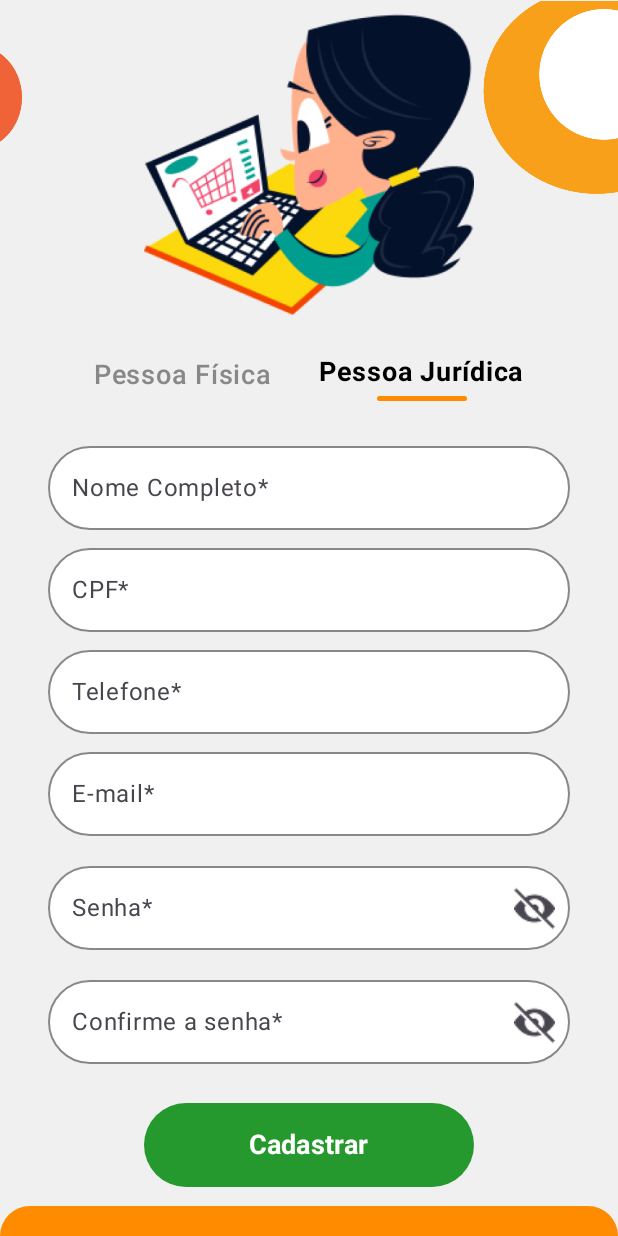
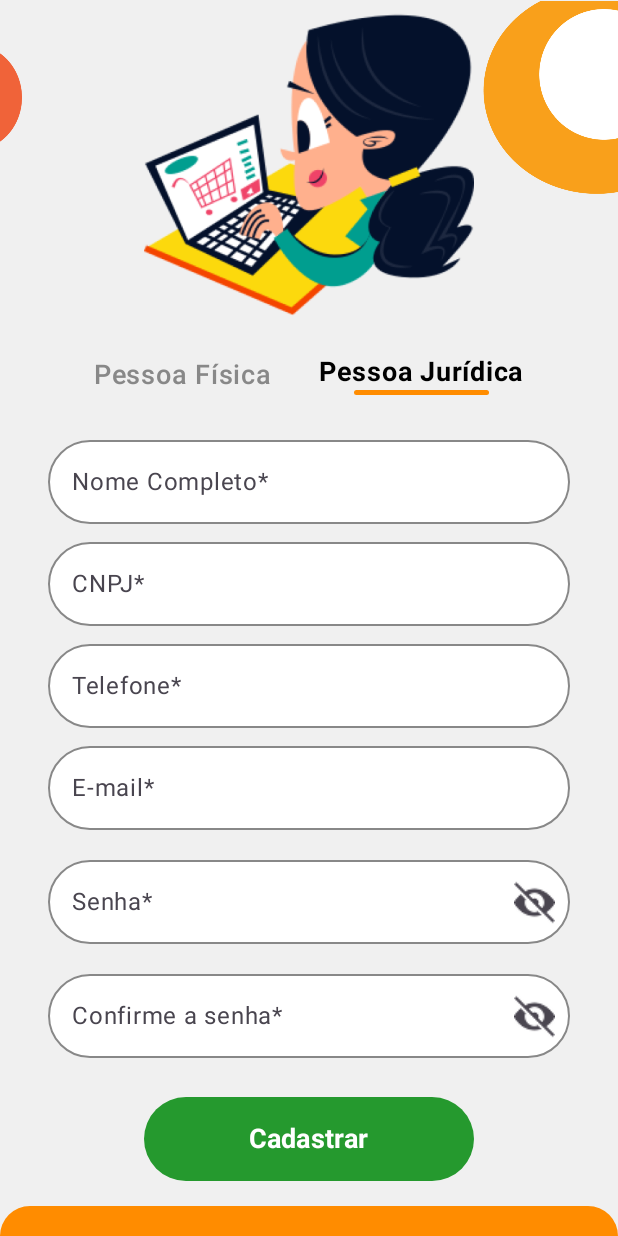
Before and after one commit to marirods/INFOHUB_telas, an Android app built with Jetpack Compose: the composable TelaCadastro shown on its own in the app's theme, after a tap on "Cadastrar", on a phone screen of 412 x 824 dp. Run offline under Robolectric (Android 15) with nearby library versions, the phone set to English and light mode, and no system bars; 2 other taps on this screen came first.

Commit message:
Feito o cadastro consumindo api

```diff
--- a/app/src/main/java/com/example/infohub_telas/MainActivity.kt
+++ b/app/src/main/java/com/example/infohub_telas/MainActivity.kt
@@ -8,6 +8,7 @@ import androidx.compose.material3.Text
 import androidx.compose.runtime.Composable
 import androidx.compose.ui.Modifier
 import androidx.compose.ui.tooling.preview.Preview
+import com.example.infohub_telas.telas.TelaCadastro
 import com.example.infohub_telas.telas.TelaLogin
 import com.example.infohub_telas.ui.theme.InfoHub_telasTheme
 
@@ -17,7 +18,7 @@ class MainActivity : ComponentActivity() {
         enableEdgeToEdge()
         setContent {
             InfoHub_telasTheme {
-               TelaLogin(navController = null)
+
             }
         }
     }
--- a/app/src/main/java/com/example/infohub_telas/model/Usuario.kt
+++ b/app/src/main/java/com/example/infohub_telas/model/Usuario.kt
@@ -1,13 +1,11 @@
 package com.example.infohub_telas.model
-
-import java.util.Date
 
 data class Usuario(
     val nome: String,
     val email: String,
     val senha_hash: String,
     val perfil: String,
-    val cpf: String,
-    val cnpj: String,
-    val data_nascimento: Date
+    val cpf: String?,
+    val cnpj: String?,
+    val data_nascimento: String
 )
--- a/app/src/main/java/com/example/infohub_telas/service/InfoHub_User.kt
+++ b/app/src/main/java/com/example/infohub_telas/service/InfoHub_User.kt
@@ -5,14 +5,16 @@ import com.example.infohub_telas.model.LoginUsuario
 import com.example.infohub_telas.model.Usuario
 import retrofit2.Call
 import retrofit2.http.Body
+import retrofit2.http.Headers
 import retrofit2.http.POST
 
 interface InfoHub_User {
 
-    @POST("/usuarios/cadastro")
-    fun cadastrarUsuario(@Body usuario: LoginUsuario): Call<Usuario>
+    @POST("usuarios/cadastro")
+    @Headers("Content-Type: application/json")
+    fun cadastrarUsuario(@Body usuario: Usuario): Call<Usuario>
 
-    @POST("/login")
+    @POST("login")
     fun logarUsuario(@Body login : LoginUsuario): Call<LoginUsuario>
 
 }
--- a/app/src/main/java/com/example/infohub_telas/service/RetrofitFactory.kt
+++ b/app/src/main/java/com/example/infohub_telas/service/RetrofitFactory.kt
@@ -6,9 +6,13 @@ import retrofit2.converter.gson.GsonConverterFactory
 import retrofit2.create
 
 
+
+
 class RetrofitFactory {
 
-        private val BASE_URL = "https://srv945707.hstgr.cloud/api/"
+        private val BASE_URL = "http://10.0.2.2:8080/v1/infohub/"
+
+
         private val retrofitFactory =
             Retrofit
                 .Builder()
--- a/app/src/main/java/com/example/infohub_telas/telas/TelaCadastro.kt
+++ b/app/src/main/java/com/example/infohub_telas/telas/TelaCadastro.kt
@@ -1,5 +1,6 @@
 package com.example.infohub_telas.telas
 
+import android.util.Log
 import androidx.compose.foundation.Image
 import androidx.compose.foundation.background
 import androidx.compose.foundation.clickable
@@ -17,19 +18,22 @@ import androidx.compose.ui.text.font.FontWeight
 import androidx.compose.ui.text.input.KeyboardType
 import androidx.compose.ui.text.input.PasswordVisualTransformation
 import androidx.compose.ui.text.input.VisualTransformation
-import androidx.compose.ui.tooling.preview.Preview
 import androidx.compose.ui.unit.dp
 import androidx.compose.ui.unit.sp
+import androidx.navigation.NavController
 import com.example.infohub_telas.R
-import com.example.infohub_telas.service.InfoHub_User
+import com.example.infohub_telas.model.Usuario
 import com.example.infohub_telas.service.RetrofitFactory
-import com.example.infohub_telas.ui.theme.InfoHub_telasTheme
+import retrofit2.Call
+import retrofit2.Callback
+import retrofit2.Response
 
 @OptIn(ExperimentalMaterial3Api::class)
 @Composable
-fun TelaCadastro() {
+fun TelaCadastro(navController: NavController) {
     var nome by remember { mutableStateOf("") }
     var cpf by remember { mutableStateOf("") }
+    var cnpj by remember { mutableStateOf("") }
     var telefone by remember { mutableStateOf("") }
     var email by remember { mutableStateOf("") }
     var senha by remember { mutableStateOf("") }
@@ -37,32 +41,29 @@ fun TelaCadastro() {
     var mostrarSenha by remember { mutableStateOf(false) }
     var mostrarConfirmarSenha by remember { mutableStateOf(false) }
 
-    // Estado para controlar a aba selecionada (Pessoa Física por padrão)
     var isPessoaFisicaSelected by remember { mutableStateOf(true) }
 
-    // Cor principal laranja
-    val primaryOrange = Color(0xFFFF8C00) // Cor laranja padrão
-    val darkerOrange = Color(0xFFE67E22) // Um tom mais escuro para destaque
-    val lightGray = Color(0xFFF0F0F0) // Cor de fundo clara
-    val textFieldBackground = Color.White // Fundo dos campos de texto
+    // controla se mostra o diálogo de sucesso
+    var showSuccessDialog by remember { mutableStateOf(false) }
 
+    val primaryOrange = Color(0xFFFF8C00)
+    val lightGray = Color(0xFFF0F0F0)
+    val textFieldBackground = Color.White
 
-val UserApi = RetrofitFactory().getInfoHub_UserService()
-
+    val userApi = RetrofitFactory().getInfoHub_UserService()
 
     Box(
         modifier = Modifier
             .fillMaxSize()
             .background(lightGray)
     ) {
-        // --- Bolas Decorativas no Topo ---
-        // Ajuste os offsets e sizes para ficarem mais parecidos com a nova imagem
+        // Decoração
         Image(
             painter = painterResource(id = R.drawable.bola_cadastro_vermelho),
             contentDescription = null,
             modifier = Modifier
                 .align(Alignment.TopStart)
-                .offset(x = (-40).dp, y = 30.dp) // Ajustado
+                .offset(x = (-40).dp, y = 30.dp)
                 .size(70.dp)
         )
         Image(
@@ -70,16 +71,14 @@ val UserApi = RetrofitFactory().getInfoHub_UserService()
             contentDescription = null,
             modifier = Modifier
                 .align(Alignment.TopEnd)
-                .offset(x = 40.dp, y = 0.dp) // Ajustado
+                .offset(x = 40.dp, y = 0.dp)
                 .size(130.dp)
         )
 
         Column(
-            modifier = Modifier
-                .fillMaxSize(),
+            modifier = Modifier.fillMaxSize(),
             horizontalAlignment = Alignment.CenterHorizontally
         ) {
-            // Imagem do topo
             Image(
                 painter = painterResource(id = R.drawable.cadastro),
                 contentDescription = "Cadastro",
@@ -91,7 +90,7 @@ val UserApi = RetrofitFactory().getInfoHub_UserService()
 
             Spacer(modifier = Modifier.height(16.dp))
 
-            // Seleção de tipo de pessoa com traços laranjas
+            // Seleção PF / PJ
             Row(
                 modifier = Modifier
                     .fillMaxWidth()
@@ -99,7 +98,6 @@ val UserApi = RetrofitFactory().getInfoHub_UserService()
                 horizontalArrangement = Arrangement.SpaceEvenly,
                 verticalAlignment = Alignment.CenterVertically
             ) {
-                // Aba Pessoa Física
                 Column(horizontalAlignment = Alignment.CenterHorizontally) {
                     Text(
                         text = "Pessoa Física",
@@ -108,7 +106,6 @@ val UserApi = RetrofitFactory().getInfoHub_UserService()
                         color = if (isPessoaFisicaSelected) Color.Black else Color.Gray,
                         modifier = Modifier.clickable { isPessoaFisicaSelected = true }
                     )
-                    Spacer(modifier = Modifier.height(4.dp))
                     if (isPessoaFisicaSelected) {
                         Box(
                             modifier = Modifier
@@ -118,7 +115,6 @@ val UserApi = RetrofitFactory().getInfoHub_UserService()
                         )
                     }
                 }
-                // Aba Pessoa Jurídica
                 Column(horizontalAlignment = Alignment.CenterHorizontally) {
                     Text(
                         text = "Pessoa Jurídica",
@@ -127,11 +123,10 @@ val UserApi = RetrofitFactory().getInfoHub_UserService()
                         color = if (!isPessoaFisicaSelected) Color.Black else Color.Gray,
                         modifier = Modifier.clickable { isPessoaFisicaSelected = false }
                     )
-                    Spacer(modifier = Modifier.height(4.dp))
                     if (!isPessoaFisicaSelected) {
                         Box(
                             modifier = Modifier
-                                .width(60.dp)
+                                .width(90.dp)
                                 .height(3.dp)
                                 .background(primaryOrange, RoundedCornerShape(2.dp))
                         )
@@ -141,11 +136,8 @@ val UserApi = RetrofitFactory().getInfoHub_UserService()
 
             Spacer(modifier = Modifier.height(24.dp))
 
-            // Campos de entrada
-            Column(
-                modifier = Modifier
-                    .padding(horizontal = 32.dp)
-            ) {
+            // Formulário
+            Column(modifier = Modifier.padding(horizontal = 32.dp)) {
                 CustomTextField(
                     value = nome,
                     onValueChange = { nome = it },
@@ -157,6 +149,7 @@ val UserApi = RetrofitFactory().getInfoHub_UserService()
                         unfocusedContainerColor = textFieldBackground
                     )
                 )
+                if (isPessoaFisicaSelected) {
                     CustomTextField(
                         value = cpf,
                         onValueChange = { cpf = it },
@@ -169,6 +162,20 @@ val UserApi = RetrofitFactory().getInfoHub_UserService()
                             unfocusedContainerColor = textFieldBackground
                         )
                     )
+                } else {
+                    CustomTextField(
+                        value = cnpj,
+                        onValueChange = { cnpj = it },
+                        placeholder = "CNPJ*",
+                        keyboardType = KeyboardType.Number,
+                        textFieldColors = OutlinedTextFieldDefaults.colors(
+                            focusedBorderColor = Color.Gray,
+                            unfocusedBorderColor = Color.Gray,
+                            focusedContainerColor = textFieldBackground,
+                            unfocusedContainerColor = textFieldBackground
+                        )
+                    )
+                }
                 CustomTextField(
                     value = telefone,
                     onValueChange = { telefone = it },
@@ -193,8 +200,6 @@ val UserApi = RetrofitFactory().getInfoHub_UserService()
                         unfocusedContainerColor = textFieldBackground
                     )
                 )
-
-                // Campo Senha
                 SenhaTextField(
                     value = senha,
                     onValueChange = { senha = it },
@@ -208,8 +213,6 @@ val UserApi = RetrofitFactory().getInfoHub_UserService()
                         unfocusedContainerColor = textFieldBackground
                     )
                 )
-
-                // Campo Confirmar Senha
                 SenhaTextField(
                     value = confirmarSenha,
                     onValueChange = { confirmarSenha = it },
@@ -227,17 +230,48 @@ val UserApi = RetrofitFactory().getInfoHub_UserService()
 
             Spacer(modifier = Modifier.height(20.dp))
 
-            // Botão de Cadastro
+            // Botão
             Button(
-                onClick = { /* TODO: Implementar ação de cadastro */ },
+                onClick = {
+                    val usuario = Usuario(
+                        nome = nome,
+                        email = email,
+                        senha_hash = senha,
+                        perfil = when {
+                            isPessoaFisicaSelected -> "consumidor"
+                            !isPessoaFisicaSelected -> "estabelecimento"
+                            else -> "admin"
+                        },
+                        cpf = if (isPessoaFisicaSelected) cpf else null,
+                        cnpj = if (!isPessoaFisicaSelected) cnpj else null,
+                        data_nascimento = "1900-01-01"
+                    )
+
+                    Log.d("DEBUG", "Enviando usuário -> $usuario")
+
+                    userApi.cadastrarUsuario(usuario).enqueue(object : Callback<Usuario> {
+                        override fun onResponse(call: Call<Usuario>, response: Response<Usuario>) {
+                            if (response.isSuccessful) {
+                                Log.d("API", "Usuário cadastrado: ${response.body()}")
+                                showSuccessDialog = true
+                            } else {
+                                Log.e("API", "Erro: ${response.code()} - ${response.message()}")
+                            }
+                        }
+
+                        override fun onFailure(call: Call<Usuario>, t: Throwable) {
+                            Log.e("API", "Falha na requisição: ${t.message}")
+                        }
+                    })
+                },
                 modifier = Modifier
                     .width(220.dp)
                     .height(56.dp),
-                colors = ButtonDefaults.buttonColors(containerColor = Color(0xFF25992E)), // Cor verde do botão de entrar/cadastrar
+                colors = ButtonDefaults.buttonColors(containerColor = Color(0xFF25992E)),
                 shape = RoundedCornerShape(28.dp)
             ) {
                 Text(
-                    text = "Cadastrar", // Alterado de "Entrar" para "Cadastrar"
+                    text = "Cadastrar",
                     color = Color.White,
                     fontSize = 18.sp,
                     fontWeight = FontWeight.Bold
@@ -246,32 +280,47 @@ val UserApi = RetrofitFactory().getInfoHub_UserService()
 
             Spacer(modifier = Modifier.height(16.dp))
 
-            // Texto de login
             Row {
                 Text(text = "Tem uma conta? ", fontSize = 14.sp, color = Color.Black)
                 Text(
                     text = "Faça login",
                     fontSize = 14.sp,
-                    color = primaryOrange, // Usando a cor laranja
+                    color = primaryOrange,
                     fontWeight = FontWeight.Bold,
-                    modifier = Modifier.clickable { /* TODO: Navegar para tela de login */ }
+                    modifier = Modifier.clickable { navController.navigate("login") }
                 )
             }
         }
 
-        // --- Detalhe Laranja na parte inferior ---
         Box(
             modifier = Modifier
                 .align(Alignment.BottomCenter)
-                .offset(y = 0.dp) // Ajustado para ficar bem na base
                 .fillMaxWidth()
                 .height(20.dp)
                 .background(primaryOrange, RoundedCornerShape(topStart = 40.dp, topEnd = 40.dp))
         )
     }
+
+    // diálogo de sucesso
+    if (showSuccessDialog) {
+        AlertDialog(
+            onDismissRequest = { showSuccessDialog = false },
+            confirmButton = {
+                TextButton(onClick = {
+                    showSuccessDialog = false
+                    navController.navigate("login") {
+                        popUpTo("cadastro") { inclusive = true }
+                    }
+                }) {
+                    Text("OK")
+                }
+            },
+            title = { Text("Sucesso") },
+            text = { Text("Usuário cadastrado com sucesso!") }
+        )
+    }
 }
 
-// Helper Composable para campos de texto padrão
 @OptIn(ExperimentalMaterial3Api::class)
 @Composable
 fun CustomTextField(
@@ -279,7 +328,7 @@ fun CustomTextField(
     onValueChange: (String) -> Unit,
     placeholder: String,
     keyboardType: KeyboardType = KeyboardType.Text,
-    textFieldColors: TextFieldColors = OutlinedTextFieldDefaults.colors() // Permite customizar as cores
+    textFieldColors: TextFieldColors = OutlinedTextFieldDefaults.colors()
 ) {
     OutlinedTextField(
         value = value,
@@ -295,7 +344,6 @@ fun CustomTextField(
     )
 }
 
-// Helper Composable para campos de senha com ícone de olho
 @OptIn(ExperimentalMaterial3Api::class)
 @Composable
 fun SenhaTextField(
@@ -309,7 +357,7 @@ fun SenhaTextField(
     OutlinedTextField(
         value = value,
         onValueChange = onValueChange,
-        label = { Text(label) }, // Usando label em vez de placeholder para mais clareza
+        label = { Text(label) },
         modifier = Modifier
             .fillMaxWidth()
             .padding(vertical = 6.dp),
@@ -330,11 +378,3 @@ fun SenhaTextField(
         shape = RoundedCornerShape(28.dp)
     )
 }
-
-@Preview(showSystemUi = true)
-@Composable
-fun TelaCadastroPreview() {
-    InfoHub_telasTheme {
-        TelaCadastro()
-    }
-}
```
Also changed, not shown: app/src/main/AndroidManifest.xml (+6 -2 lines), app/src/main/java/com/example/infohub_telas/telas/TelaLogin.kt (+46 -57 lines). Lines whose indentation alone changed are shown as unchanged.
